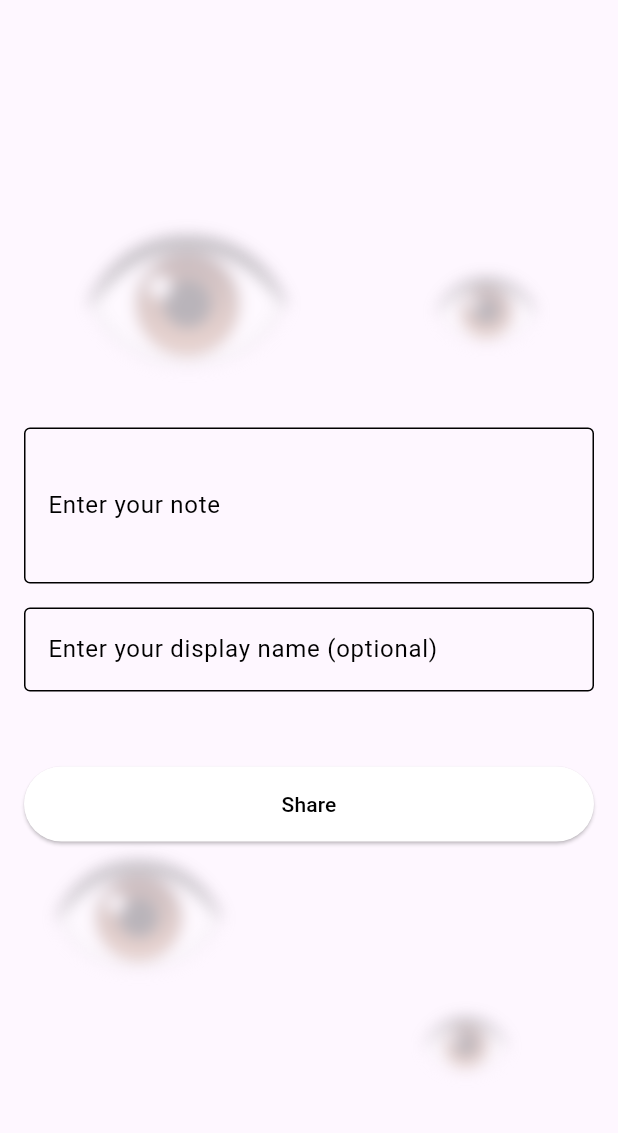
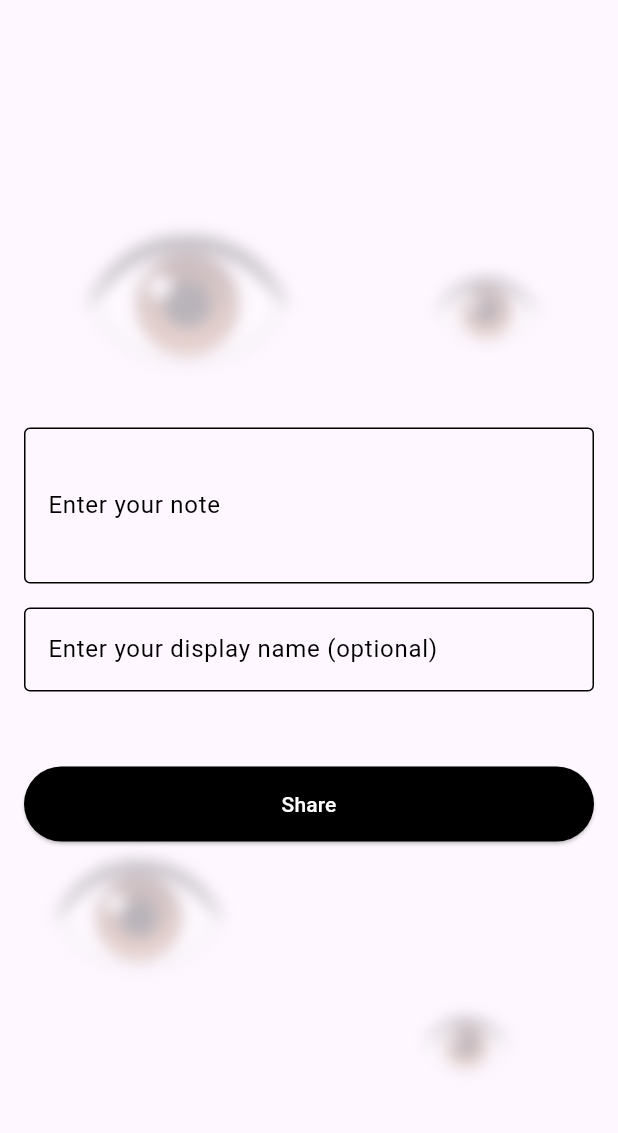
Before and after one commit to untreu2/anonstr-mobile, a Flutter app: the screen it shows after launch, on a phone screen of 412 x 824 dp, the part 63-1196 px from its top. Run offline on Flutter 3.47's test engine with Material 3 defaults, Android fonts, the light colour scheme and no system bars; missing offline and left inert: nostr_tools.

Commit message:
UI Update

```diff
--- a/anonstr/lib/main.dart
+++ b/anonstr/lib/main.dart
@@ -221,9 +221,9 @@ class _NostrHomePageState extends State<NostrHomePage> {
               Center(
                 child: ElevatedButton(
                   onPressed: () {
-                    _copyToClipboard(njumpLink, 'njump link copied to clipboard');
+                    _copyToClipboard(njumpLink, 'Njump link copied to clipboard');
                   },
-                  child: const Text('Copy njump link'),
+                  child: const Text('Copy Njump link'),
                 ),
               ),
             ],
@@ -341,12 +341,19 @@ class _NostrHomePageState extends State<NostrHomePage> {
                     _isLoading
                         ? const CircularProgressIndicator()
                         : ElevatedButton(
-                            onPressed: _broadcastNote,
-                            style: ElevatedButton.styleFrom(
-                              minimumSize: const Size(double.infinity, 50),
-                            ),
-                            child: const Text('Share'),
-                          ),
+                          onPressed: _broadcastNote,
+                          style: ElevatedButton.styleFrom(
+                          minimumSize: const Size(double.infinity, 50),
+                          backgroundColor: Theme.of(context).brightness == Brightness.dark
+                          ? Colors.white
+                          : Colors.black,
+                          foregroundColor: Theme.of(context).brightness == Brightness.dark
+                          ? Colors.black
+                          : Colors.white,
+  ),
+  child: const Text('Share'),
+)
+
                   ],
                 ),
               ),
--- a/anonstr/pubspec.yaml
+++ b/anonstr/pubspec.yaml
@@ -16,7 +16,7 @@ publish_to: 'none' # Remove this line if you wish to publish to pub.dev
 # https://developer.apple.com/library/archive/documentation/General/Reference/InfoPlistKeyReference/Articles/CoreFoundationKeys.html
 # In Windows, build-name is used as the major, minor, and patch parts
 # of the product and file versions while build-number is used as the build suffix.
-version: 1.0.0+1
+version: 1.1.0+2
 
 environment:
   sdk: '>=3.4.3 <4.0.0'
```
